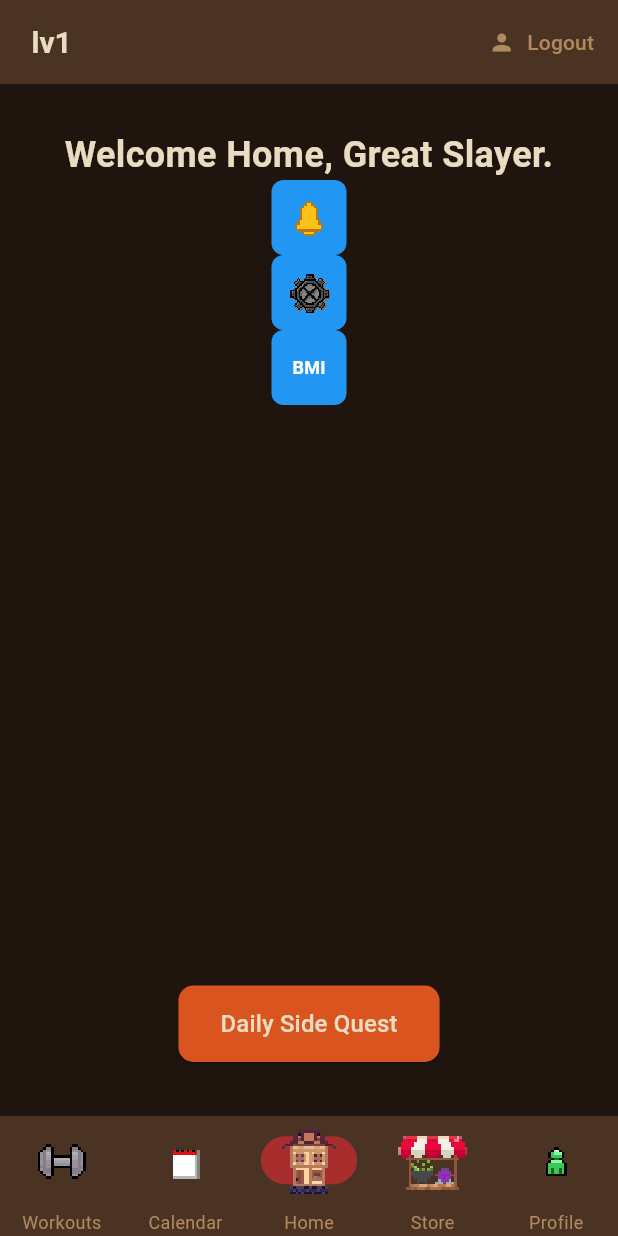
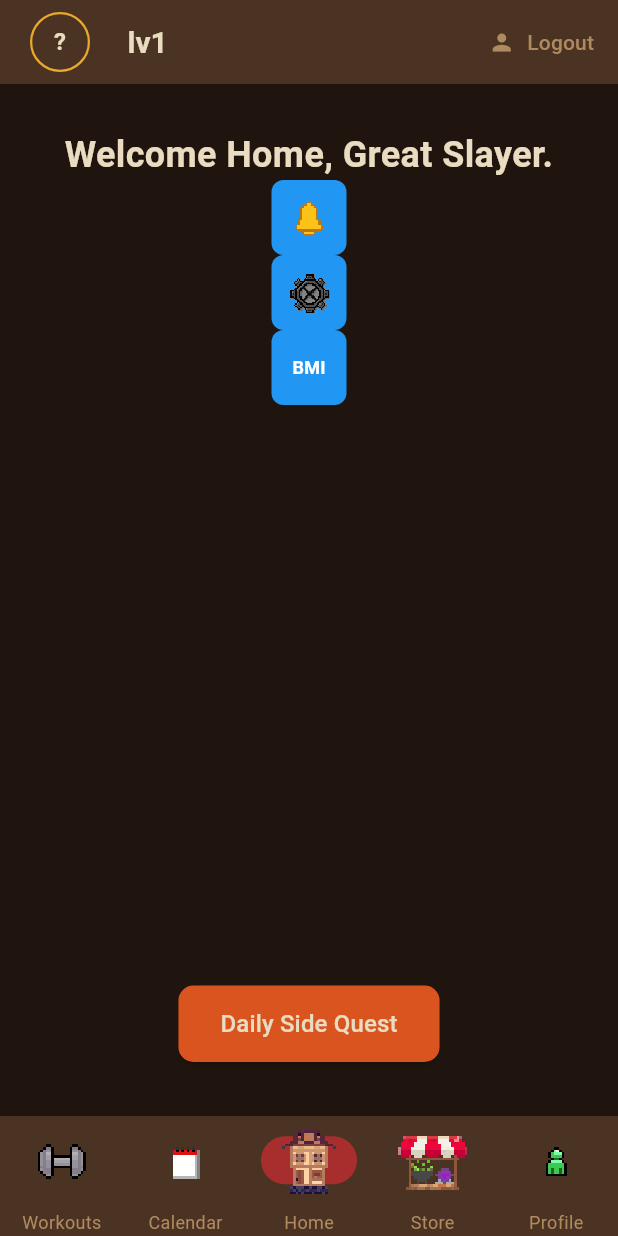
Before and after one commit to m1k3br4n6/fitness_slayer_app_s6, a Flutter app: the screen it shows once a user with an empty profile is signed in, on a phone screen of 412 x 824 dp. Run offline on Flutter 3.47's test engine with Material 3 defaults, Android fonts, the phone set to English and light mode, and no system bars; our stand-ins replace circular_countdown_timer, cloud_firestore, firebase_auth, firebase_core, flutter_local_notifications, flutter_spinkit and 2 more; missing offline and left inert: muscle_mapper; accounts and stored records are empty.

Commit message:
Add files via upload

```diff
--- a/lib/widgets/app_bar.dart
+++ b/lib/widgets/app_bar.dart
@@ -1,3 +1,6 @@
+import 'dart:convert';
+import 'dart:typed_data';
+
 import 'package:flutter/material.dart';
 import 'package:cloud_firestore/cloud_firestore.dart';
 import 'package:provider/provider.dart';
@@ -5,15 +8,20 @@ import 'package:fitness_slayer_01/theme/app_colors.dart';
 
 class MyAppBar extends StatelessWidget implements PreferredSizeWidget {
   final List<Widget>? actions;
-  const MyAppBar({super.key, this.actions});
+
+  //  the user's profile photo is shown at the left of the bar,and tapping it guides you to the profile tab
+  final VoidCallback? onAvatarTap;
+
+  const MyAppBar({super.key, this.actions, this.onAvatarTap});
 
   @override
   Widget build(BuildContext context) {
-    //get the current user's document from the stream
+    // Get the current user's document from the stream
     final userData = Provider.of<DocumentSnapshot?>(context);
 
     String username = '';
     int level = 1;
+    Uint8List? photoBytes;
 
     if (userData != null && userData.exists) {
       final data = userData.data() as Map<String, dynamic>;
@@ -21,13 +29,52 @@ class MyAppBar extends StatelessWidget implements PreferredSizeWidget {
       int rawLevel = (data['level'] as num?)?.toInt() ?? 1;
       int rawXp = (data['xp'] as num?)?.toInt() ?? 0;
 
-      //calculate effective level based on 100 XP per level
+      // Calculate effective level based on 100 XP per level
       level = (rawLevel < 1 ? 1 : rawLevel) + (rawXp ~/ 100);
+
+      final rawPhoto = data['photoBase64'] as String?;
+      if (rawPhoto != null && rawPhoto.isNotEmpty) {
+        try {
+          photoBytes = base64Decode(rawPhoto);
+        } catch (_) {
+          photoBytes = null;
+        }
+      }
     }
 
     String appBarText = '$username lv$level';
+    final initial = username.isNotEmpty ? username[0].toUpperCase() : '?';
 
     return AppBar(
+      leadingWidth: onAvatarTap == null ? null : 64,
+      leading: onAvatarTap == null
+          ? null
+          : Padding(
+        padding: const EdgeInsets.only(left: 16, top: 8, bottom: 8),
+        child: GestureDetector(
+          onTap: onAvatarTap,
+          child: Container(
+            padding: const EdgeInsets.all(2),
+            decoration: BoxDecoration(
+              shape: BoxShape.circle,
+              border: Border.all(color: AppColors.questGold, width: 1.5),
+            ),
+            child: CircleAvatar(
+              backgroundColor: AppColors.forgeSlate,
+              backgroundImage: photoBytes != null ? MemoryImage(photoBytes) : null,
+              child: photoBytes == null
+                  ? Text(
+                initial,
+                style: const TextStyle(
+                  color: AppColors.warmIvory,
+                  fontWeight: FontWeight.bold,
+                ),
+              )
+                  : null,
+            ),
+          ),
+        ),
+      ),
       title: Text(
         appBarText,
         style: TextStyle(
@@ -37,7 +84,7 @@ class MyAppBar extends StatelessWidget implements PreferredSizeWidget {
       ),
       backgroundColor: AppColors.darkTavernGreen,
       elevation: 0.0,
-      actions: actions, //displays custom action buttons
+      actions: actions, // displays custom action buttons
     );
   }
 
```
